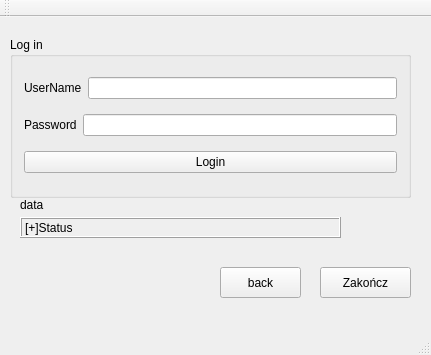
The window that log_window.ui (hjnowakowski/music-player) describes before a commit, drawn with Qt 5.
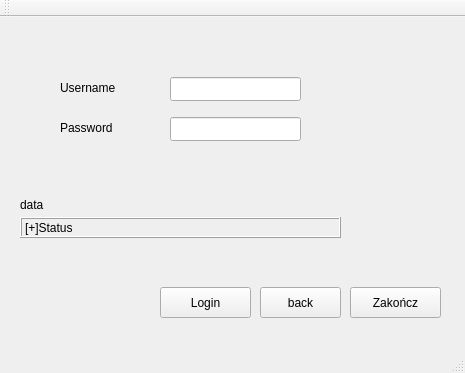
The same window after the commit.

```diff
--- a/log_window.ui
+++ b/log_window.ui
@@ -6,8 +6,8 @@
    <rect>
     <x>0</x>
     <y>0</y>
-    <width>431</width>
-    <height>355</height>
+    <width>465</width>
+    <height>373</height>
    </rect>
   </property>
   <property name="windowTitle">
@@ -17,8 +17,8 @@
    <widget class="QPushButton" name="Quit">
     <property name="geometry">
      <rect>
-      <x>320</x>
-      <y>250</y>
+      <x>350</x>
+      <y>270</y>
       <width>91</width>
       <height>31</height>
      </rect>
@@ -30,64 +30,6 @@
      <string>Zakończ</string>
     </property>
    </widget>
-   <widget class="QGroupBox" name="groupBox">
-    <property name="geometry">
-     <rect>
-      <x>10</x>
-      <y>20</y>
-      <width>401</width>
-      <height>161</height>
-     </rect>
-    </property>
-    <property name="title">
-     <string>Log in</string>
-    </property>
-    <layout class="QVBoxLayout" name="verticalLayout">
-     <item>
-      <layout class="QHBoxLayout" name="horizontalLayout">
-       <item>
-        <widget class="QLabel" name="label_username">
-         <property name="text">
-          <string>UserName</string>
-         </property>
-        </widget>
-       </item>
-       <item>
-        <widget class="QLineEdit" name="lineEdit_username">
-         <property name="text">
-          <string/>
-         </property>
-        </widget>
-       </item>
-      </layout>
-     </item>
-     <item>
-      <layout class="QHBoxLayout" name="horizontalLayout_2">
-       <item>
-        <widget class="QLabel" name="label_passwd">
-         <property name="text">
-          <string>Password</string>
-         </property>
-        </widget>
-       </item>
-       <item>
-        <widget class="QLineEdit" name="lineEdit_password">
-         <property name="echoMode">
-          <enum>QLineEdit::Password</enum>
-         </property>
-        </widget>
-       </item>
-      </layout>
-     </item>
-     <item>
-      <widget class="QPushButton" name="pushButton_Login">
-       <property name="text">
-        <string>Login</string>
-       </property>
-      </widget>
-     </item>
-    </layout>
-   </widget>
    <widget class="QLabel" name="label_status">
     <property name="geometry">
      <rect>
@@ -123,8 +65,8 @@
    <widget class="QPushButton" name="pushButton">
     <property name="geometry">
      <rect>
-      <x>220</x>
-      <y>250</y>
+      <x>260</x>
+      <y>270</y>
       <width>81</width>
       <height>31</height>
      </rect>
@@ -133,6 +75,80 @@
      <string>back</string>
     </property>
    </widget>
+   <widget class="QPushButton" name="pushButton_Login">
+    <property name="geometry">
+     <rect>
+      <x>160</x>
+      <y>270</y>
+      <width>91</width>
+      <height>31</height>
+     </rect>
+    </property>
+    <property name="mouseTracking">
+     <bool>false</bool>
+    </property>
+    <property name="autoFillBackground">
+     <bool>false</bool>
+    </property>
+    <property name="text">
+     <string>Login</string>
+    </property>
+    <property name="checkable">
+     <bool>false</bool>
+    </property>
+   </widget>
+   <widget class="QLineEdit" name="lineEdit_username">
+    <property name="geometry">
+     <rect>
+      <x>170</x>
+      <y>60</y>
+      <width>131</width>
+      <height>24</height>
+     </rect>
+    </property>
+    <property name="text">
+     <string/>
+    </property>
+   </widget>
+   <widget class="QLabel" name="label_username">
+    <property name="geometry">
+     <rect>
+      <x>60</x>
+      <y>60</y>
+      <width>71</width>
+      <height>21</height>
+     </rect>
+    </property>
+    <property name="text">
+     <string>Username</string>
+    </property>
+   </widget>
+   <widget class="QLabel" name="label_passwd">
+    <property name="geometry">
+     <rect>
+      <x>60</x>
+      <y>100</y>
+      <width>71</width>
+      <height>21</height>
+     </rect>
+    </property>
+    <property name="text">
+     <string>Password</string>
+    </property>
+   </widget>
+   <widget class="QLineEdit" name="lineEdit_password">
+    <property name="geometry">
+     <rect>
+      <x>170</x>
+      <y>100</y>
+      <width>131</width>
+      <height>24</height>
+     </rect>
+    </property>
+    <property name="echoMode">
+     <enum>QLineEdit::Password</enum>
+    </property>
+   </widget>
   </widget>
   <widget class="QMenuBar" name="menuBar">
    <property name="geometry">
```
Left out of the diff: 2 changed lines with no effect on the pictures.
